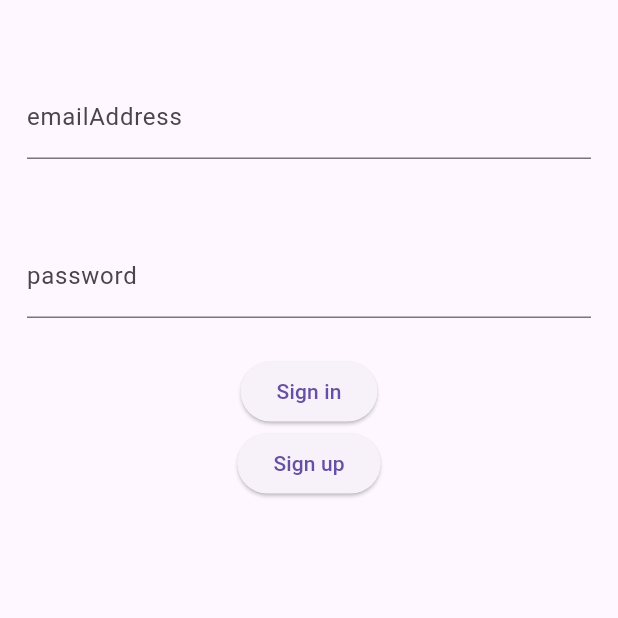
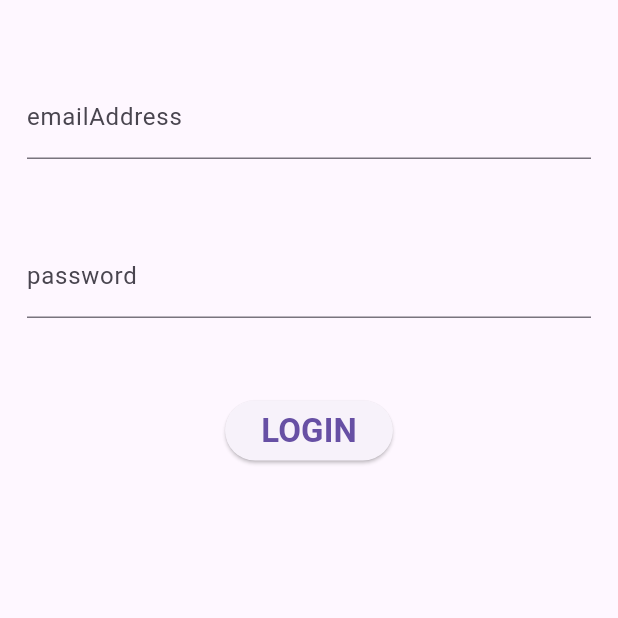
Before and after one commit to random2907/geolocation, a Flutter app: the screen it shows after launch, on a phone screen of 412 x 824 dp, the top half of it. Run offline on Flutter 3.47's test engine with Material 3 defaults, Android fonts, the phone set to English and light mode, and no system bars; our stand-ins replace firebase_auth, firebase_core, flutter_map, geolocator, latlong2; accounts and stored records are empty.

Commit message:
better login permission home management

```diff
--- a/lib/login.dart
+++ b/lib/login.dart
@@ -1,6 +1,6 @@
 import 'package:flutter/material.dart';
 import 'package:firebase_auth/firebase_auth.dart';
-import 'home.dart';
+import 'permission.dart';
 
 class Login extends StatefulWidget {
   const Login({super.key});
@@ -22,7 +22,7 @@ class LoginState extends State<Login> {
         email: emailAddress.text,
         password: password.text,
       );
-      _navigateToHome();
+      _navigateToPermission();
     } on FirebaseAuthException catch (e) {
       setState(() {
         if (e.code == 'user-not-found') {
@@ -56,17 +56,18 @@ class LoginState extends State<Login> {
     }
   }
 
-  void _navigateToHome() {
+  void _navigateToPermission() {
       Navigator.pushReplacement(
         context,
-        MaterialPageRoute(builder: (context) => const Homepage()),
+        MaterialPageRoute(builder: (context) => const Permission()),
       );
   }
 
   @override
   Widget build(BuildContext context) {
     return Scaffold(
-      body: Column(children: <Widget>[
+      body: SingleChildScrollView(
+      child: Column(children: <Widget>[
         Padding(
           padding: const EdgeInsets.only(top: 50, left: 18, right: 18),
           child: TextField(
@@ -88,32 +89,24 @@ class LoginState extends State<Login> {
           ),
         ),
         SizedBox(
-          height: 25,
+          height: 50,
+          child: Center(
           child: _errorMessage != null ? Text(_errorMessage!) : null,
+          ),
         ),
         Padding(
-          padding: const EdgeInsets.all(0.0),
+          padding: const EdgeInsets.all(1.0),
           child: ElevatedButton(
             onPressed: () {
               setState(() {
                 _signin();
               });
             },
-            child: const Text("Sign in"),
-          ),
-        ),
-        Padding(
-          padding: const EdgeInsets.all(0.0),
-          child: ElevatedButton(
-            onPressed: () {
-              setState(() {
-                _signup();
-              });
-            },
-            child: const Text("Sign up"),
+            child: const Text("LOGIN", style: TextStyle(fontSize: 22, fontWeight: FontWeight.bold)),
           ),
         ),
       ]),
+      ),
     );
   }
 }
--- a/lib/main.dart
+++ b/lib/main.dart
@@ -2,7 +2,9 @@ import 'package:flutter/material.dart';
 import 'package:firebase_auth/firebase_auth.dart';
 import 'package:firebase_core/firebase_core.dart';
 import 'home.dart';
+import 'package:geolocator/geolocator.dart';
 import 'login.dart';
+import 'permission.dart';
 
 Future<void> main() async {
   WidgetsFlutterBinding.ensureInitialized();
@@ -17,14 +19,28 @@ class Myapp extends StatefulWidget {
 }
 
 class MyappState extends State<Myapp> {
-  bool home = false;
+  bool isUser = false;
+  bool isPermission = false;
+  bool? permission;
+
+  Future<void> _permission() async {
+    LocationPermission permission = await Geolocator.checkPermission();
+    if (FirebaseAuth.instance.currentUser != null) {
+      isUser = true;
+    }
+    if (permission == LocationPermission.denied ||
+        permission == LocationPermission.deniedForever) {
+      isPermission = false;
+    } else {
+      isPermission = true;
+    }
+    setState((){});
+  }
 
   @override
   void initState() {
     super.initState();
-    if (FirebaseAuth.instance.currentUser != null) {
-      home = true;
-    }
+    _permission();
   }
 
   @override
@@ -36,7 +52,9 @@ class MyappState extends State<Myapp> {
       ),
       darkTheme: ThemeData.dark(),
       themeMode: ThemeMode.system,
-      home: home ? const Homepage() : const Login(),
+      home: (isUser && isPermission)
+          ? const Homepage()
+          : (isUser ? const Permission() : const Login()),
     );
   }
 }
```
Also changed, not shown: lib/home.dart (+8 -43 lines), lib/permission.dart (added, +64 -0 lines), pubspec.lock.
